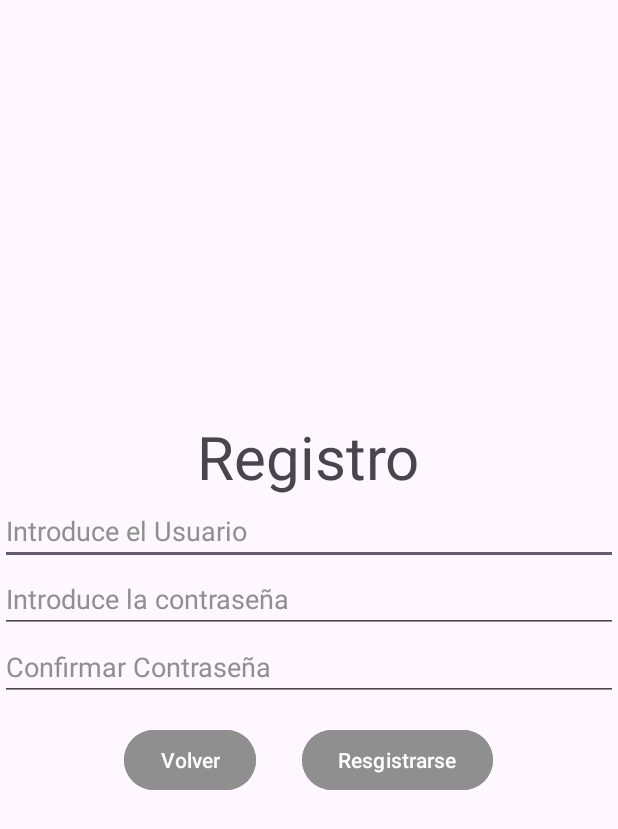
After one commit to DanoSC/2Games, an Android app: the Registrar screen opened directly, with no data from a screen before it, on a phone screen of 412 x 824 dp. The commit adds this screen. Shown: the top 829 px of the screen. Run offline under Robolectric (Android 15) with nearby library versions, the phone set to English and light mode, and no system bars.

Commit message:
login y register

```diff
--- a/app/src/main/AndroidManifest.xml
+++ b/app/src/main/AndroidManifest.xml
@@ -12,6 +12,12 @@
         android:supportsRtl="true"
         android:theme="@style/Theme._2Games"
         tools:targetApi="31">
+        <activity
+            android:name=".Registrar"
+            android:exported="false" />
+        <activity
+            android:name=".Login"
+            android:exported="false" />
         <activity
             android:name=".GamesMenu"
             android:exported="false" />
--- /dev/null
+++ b/app/src/main/java/com/example/a2games/Registrar.java
@@ -0,0 +1,72 @@
+package com.example.a2games;
+
+import androidx.appcompat.app.AppCompatActivity;
+
+import android.content.Intent;
+import android.content.SharedPreferences;
+import android.os.Bundle;
+import android.view.View;
+import android.widget.Button;
+import android.widget.EditText;
+import android.widget.Toast;
+
+public class Registrar extends AppCompatActivity {
+    private EditText user;
+    private EditText contra;
+    private EditText confirmar_contra;
+    private Button volver;
+    private Button registro;
+    @Override
+    protected void onCreate(Bundle savedInstanceState) {
+        super.onCreate(savedInstanceState);
+        setContentView(R.layout.activity_registrar);
+
+        user = findViewById(R.id.UserRegisterText);
+        contra = findViewById(R.id.ContraRegisterText);
+        confirmar_contra = findViewById(R.id.ContraConfirmRegisterText);
+
+        volver = findViewById(R.id.boton_volver);
+        registro = findViewById(R.id.boton_Registrar);
+
+        volver.setOnClickListener(new View.OnClickListener() {
+            @Override
+            public void onClick(View view) {
+                volverLogin();
+            }
+        });
+
+        registro.setOnClickListener(new View.OnClickListener() {
+            @Override
+            public void onClick(View view) {
+                SharedPreferences sharedPreferences = getSharedPreferences("Credentials", MODE_PRIVATE);
+                String username = sharedPreferences.getString("user", "");
+                String newUser = user.getText().toString();
+                if (!username.equals(newUser)){
+                    String newContra = contra.getText().toString();
+                    String ConfirmNewContra = confirmar_contra.getText().toString();
+                    if(newContra.equals(ConfirmNewContra)){
+                        SharedPreferences.Editor editor = sharedPreferences.edit();
+                        editor.putString("user", newUser);
+                        editor.putString("pass", newContra);
+                        editor.putInt("score2048", 0);
+                        editor.putInt("scoreSenku", 0);
+                        editor.putInt("timer2048", 0);
+                        editor.putInt("timeSenku", 0);
+                        editor.apply();
+                        Toast.makeText(getApplicationContext(), "Nuevo Usuario Guardado", Toast.LENGTH_SHORT).show();
+                    } else {
+                        Toast.makeText(getApplicationContext(), "Contrseñas no coinciden", Toast.LENGTH_SHORT).show();
+                    }
+                }else {
+                    Toast.makeText(getApplicationContext(), "Usuario ya existe", Toast.LENGTH_SHORT).show();
+                }
+            }
+        });
+
+    }
+
+    private void volverLogin(){
+        Intent intent = new Intent(this, Login.class);
+        startActivity(intent);
+    }
+}
--- /dev/null
+++ b/app/src/main/res/layout/activity_registrar.xml
@@ -0,0 +1,76 @@
+<?xml version="1.0" encoding="utf-8"?>
+<androidx.constraintlayout.widget.ConstraintLayout xmlns:android="http://schemas.android.com/apk/res/android"
+    xmlns:app="http://schemas.android.com/apk/res-auto"
+    xmlns:tools="http://schemas.android.com/tools"
+    android:layout_width="match_parent"
+    android:layout_height="match_parent"
+    tools:context=".Registrar">
+
+    <LinearLayout
+        android:layout_width="match_parent"
+        android:layout_height="match_parent"
+        android:orientation="vertical"
+        android:gravity="center">
+
+    <TextView
+        android:id="@+id/tituloRegistrar"
+        android:layout_width="wrap_content"
+        android:layout_height="wrap_content"
+        android:text="Registro"
+        android:textSize="40dp"/>
+
+    <EditText
+        android:id="@+id/UserRegisterText"
+        android:layout_width="match_parent"
+        android:layout_height="wrap_content"
+        android:hint="@string/Login_Usuario"
+        android:textColor="@color/white"
+        android:textColorHint="@color/colorFondoRegistros"/>
+
+    <EditText
+        android:id="@+id/ContraRegisterText"
+        android:layout_width="match_parent"
+        android:layout_height="wrap_content"
+        android:hint="@string/texto_Login_Contraseña"
+        android:inputType="textPassword"
+        android:textColor="@color/white"
+        android:textColorHint="@color/colorFondoRegistros"/>
+
+    <EditText
+        android:id="@+id/ContraConfirmRegisterText"
+        android:layout_width="match_parent"
+        android:layout_height="wrap_content"
+        android:hint="@string/confirmar_contrase"
+        android:inputType="textPassword"
+        android:textColor="@color/white"
+        android:textColorHint="@color/colorFondoRegistros"/>
+
+    <LinearLayout
+        android:layout_width="match_parent"
+        android:layout_height="wrap_content"
+        android:orientation="horizontal"
+        android:gravity="center">
+
+        <Button
+            android:id="@+id/boton_volver"
+            android:layout_width="wrap_content"
+            android:layout_height="wrap_content"
+            android:text="@string/boton_volver_registro"
+            android:layout_margin="15dp"
+            android:backgroundTint="@color/colorFondoRegistros"
+            android:textColor="@color/white"/>
+
+        <Button
+            android:id="@+id/boton_Registrar"
+            android:layout_width="wrap_content"
+            android:layout_height="wrap_content"
+            android:text="@string/boton_registro"
+            android:layout_margin="15dp"
+            android:backgroundTint="@color/colorFondoRegistros"
+            android:textColor="@color/white"/>
+
+    </LinearLayout>
+
+    </LinearLayout>
+
+</androidx.constraintlayout.widget.ConstraintLayout>
--- a/app/src/main/res/values/colors.xml
+++ b/app/src/main/res/values/colors.xml
@@ -4,4 +4,6 @@
     <color name="white">#FFFFFFFF</color>
     <color name="seleccionada">#FFFD85</color>
     <color name="colorFichas">#2AF5E9</color>
+    <color name="colorFondoRegistros">#8f8f8f</color>
+
 </resources>
--- a/app/src/main/res/values/strings.xml
+++ b/app/src/main/res/values/strings.xml
@@ -8,4 +8,11 @@
     <string name="senkuTitulo">Senku</string>
     <string name="back">Back</string>
     <string name="undomove">undoMove</string>
+    <string name="Login_Usuario">Introduce el Usuario</string>
+    <string name="texto_Login_Contraseña">Introduce la contraseña</string>
+    <string name="Boton_Login_iniciar">Iniciar</string>
+    <string name="boton_Login_Registrarse">Registrarse</string>
+    <string name="confirmar_contrase">Confirmar Contraseña</string>
+    <string name="boton_volver_registro">Volver</string>
+    <string name="boton_registro">Resgistrarse</string>
 </resources>
```
Also changed, not shown: app/src/main/java/com/example/a2games/GamesMenu.java (+28 -1 lines), app/src/main/java/com/example/a2games/Login.java (added, +67 -0 lines), app/src/main/java/com/example/a2games/MainActivity.java (+24 -17 lines), app/src/main/res/anim/animation.xml (added, +16 -0 lines), app/src/main/res/layout/activity_games_menu.xml (+51 -3 lines), app/src/main/res/layout/activity_login.xml (added, +67 -0 lines), app/src/main/res/layout/activity_main.xml (+6 -47 lines), app/src/main/res/drawable/juegos.jpg (added).
